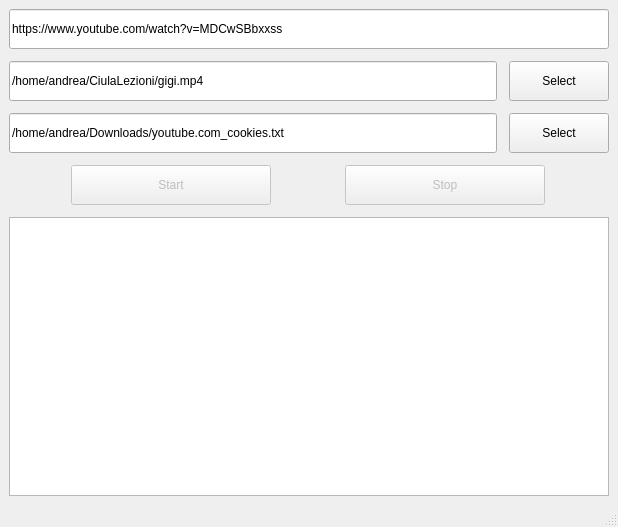
Old version of the form mainwindow.ui in the repository AndreaTerenz/CiulaLezioni.
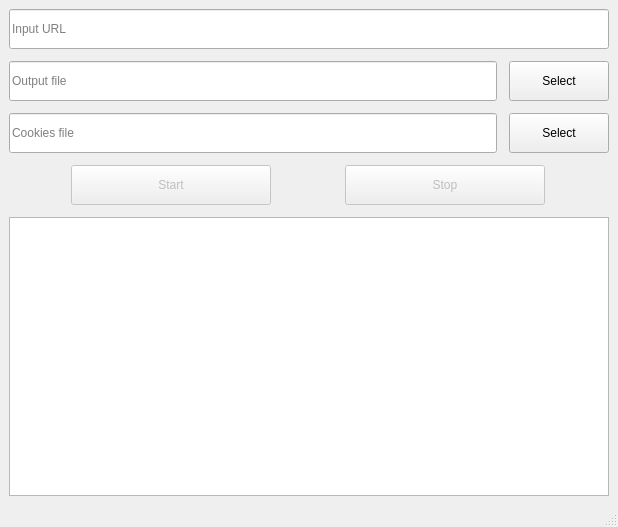
New version of the form.

Commit message: forgot to remove test input from UI, ops

```diff
--- a/mainwindow.ui
+++ b/mainwindow.ui
@@ -43,7 +43,7 @@
            </size>
           </property>
           <property name="text">
-           <string>https://www.youtube.com/watch?v=MDCwSBbxxss</string>
+           <string/>
           </property>
           <property name="placeholderText">
            <string>Input URL</string>
@@ -78,7 +78,7 @@
            </size>
           </property>
           <property name="text">
-           <string>/home/andrea/CiulaLezioni/gigi.mp4</string>
+           <string/>
           </property>
           <property name="placeholderText">
            <string>Output file</string>
@@ -138,7 +138,7 @@
            </size>
           </property>
           <property name="text">
-           <string>/home/andrea/Downloads/youtube.com_cookies.txt</string>
+           <string/>
           </property>
           <property name="placeholderText">
            <string>Cookies file</string>
```
The commit also changes 2 other files.
